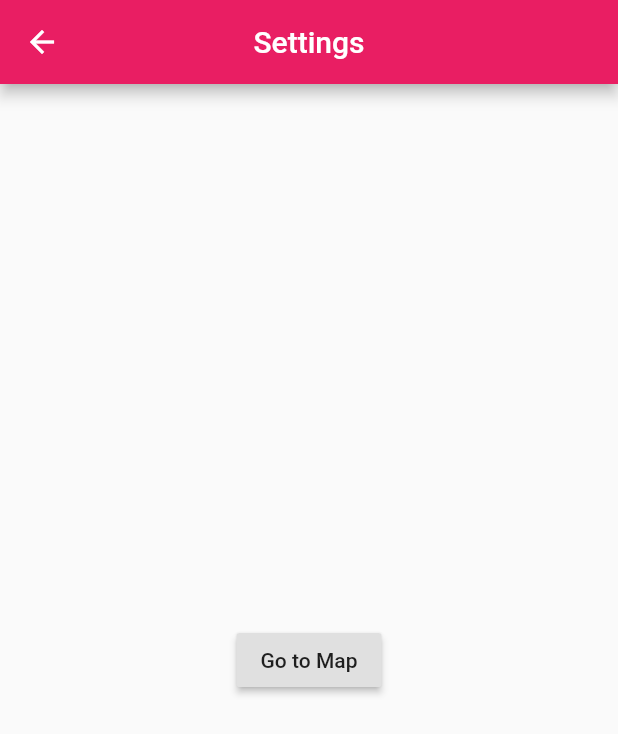
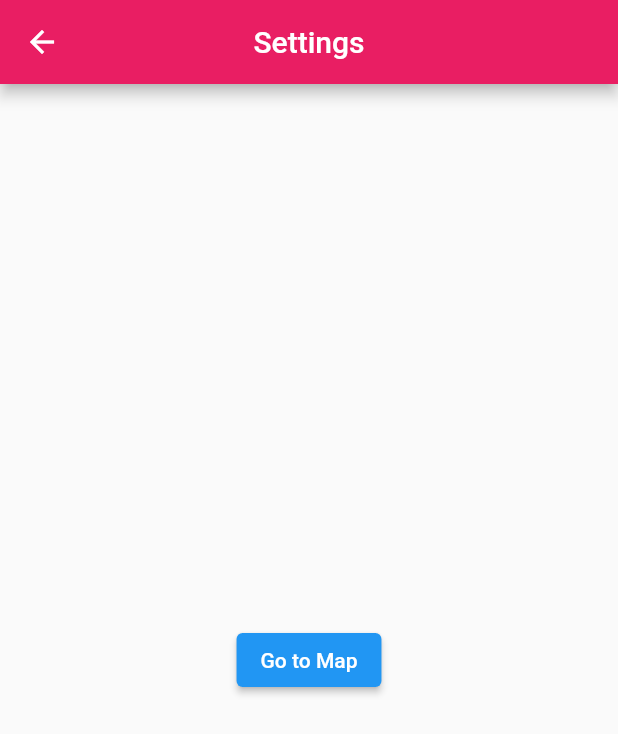
Before and after one commit to JohanEhrencrona/DogSTHLM, a Flutter app: the Settings screen opened directly, on a phone screen of 412 x 824 dp. Shown: the top 734 px of the screen. Run offline on Flutter 3.47's test engine with Material 2 defaults, Android fonts, the phone set to English and light mode, and no system bars; our stand-ins replace google_maps_flutter.

```diff
--- a/hund_pvt/lib/filter.dart
+++ b/hund_pvt/lib/filter.dart
@@ -14,6 +14,7 @@ class FilterScreenState extends State<FilterScreen> {
     return Scaffold(
         appBar: AppBar(
           title: Text('Filter'),
+          backgroundColor: Colors.pink,
         ),
         body: ListView.builder(
           itemCount: checkBoxListTileModel.length,
--- a/hund_pvt/lib/settings.dart
+++ b/hund_pvt/lib/settings.dart
@@ -10,7 +10,7 @@ class Settings extends StatelessWidget {
         centerTitle: true,
       ),
       body: Center(
-        child: RaisedButton(
+        child: ElevatedButton(
           onPressed: () {
             Navigator.pop(context);
           },
```
Also changed, not shown: hund_pvt/lib/main.dart (+4 -7 lines).
